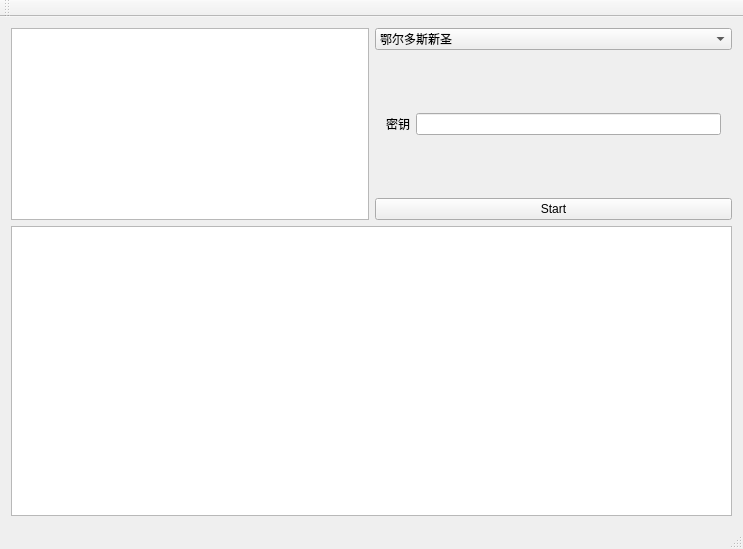
First picture: the form in mainwindow.ui, repository CRryanchen/Parse_1209, before the edit.
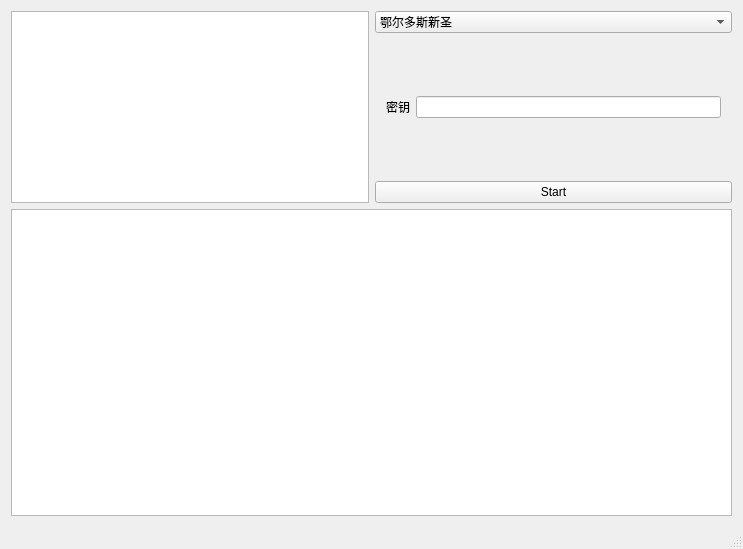
Second picture: the form after the edit.

Commit message: 1、删除工具栏

The edit to the form file:
```diff
--- a/mainwindow.ui
+++ b/mainwindow.ui
@@ -60,14 +60,6 @@
     </item>
    </layout>
   </widget>
-  <widget class="QToolBar" name="mainToolBar">
-   <attribute name="toolBarArea">
-    <enum>TopToolBarArea</enum>
-   </attribute>
-   <attribute name="toolBarBreak">
-    <bool>false</bool>
-   </attribute>
-  </widget>
   <widget class="QStatusBar" name="statusBar"/>
  </widget>
  <layoutdefault spacing="6" margin="11"/>
```
The commit also changes 1 other file.
